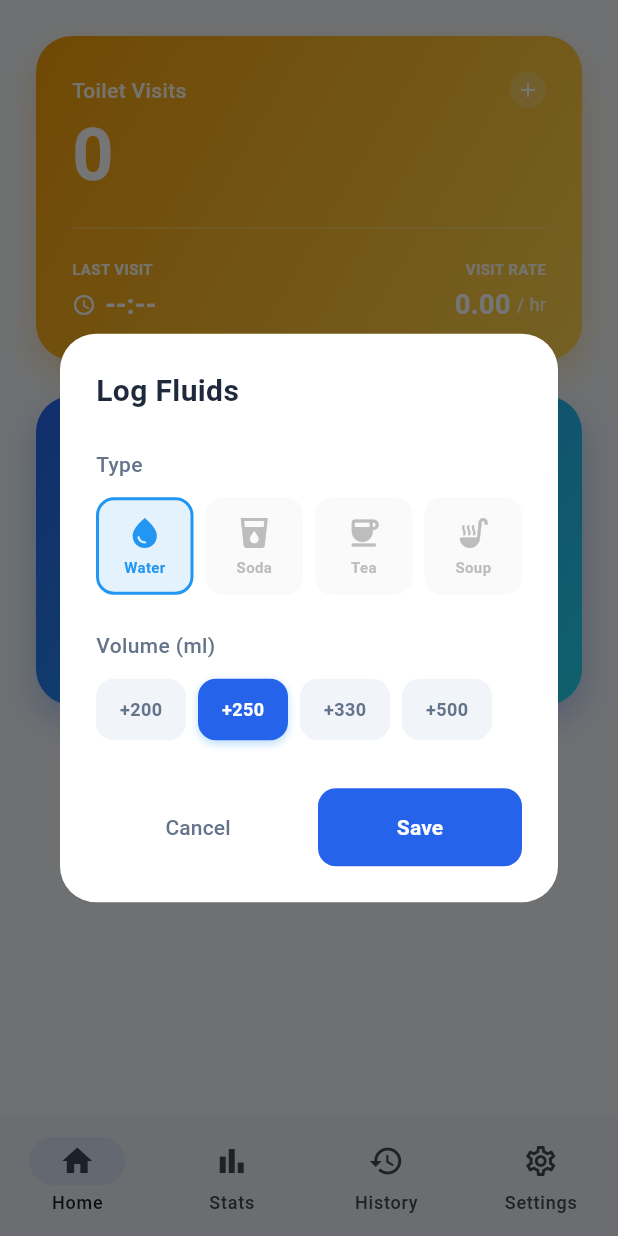
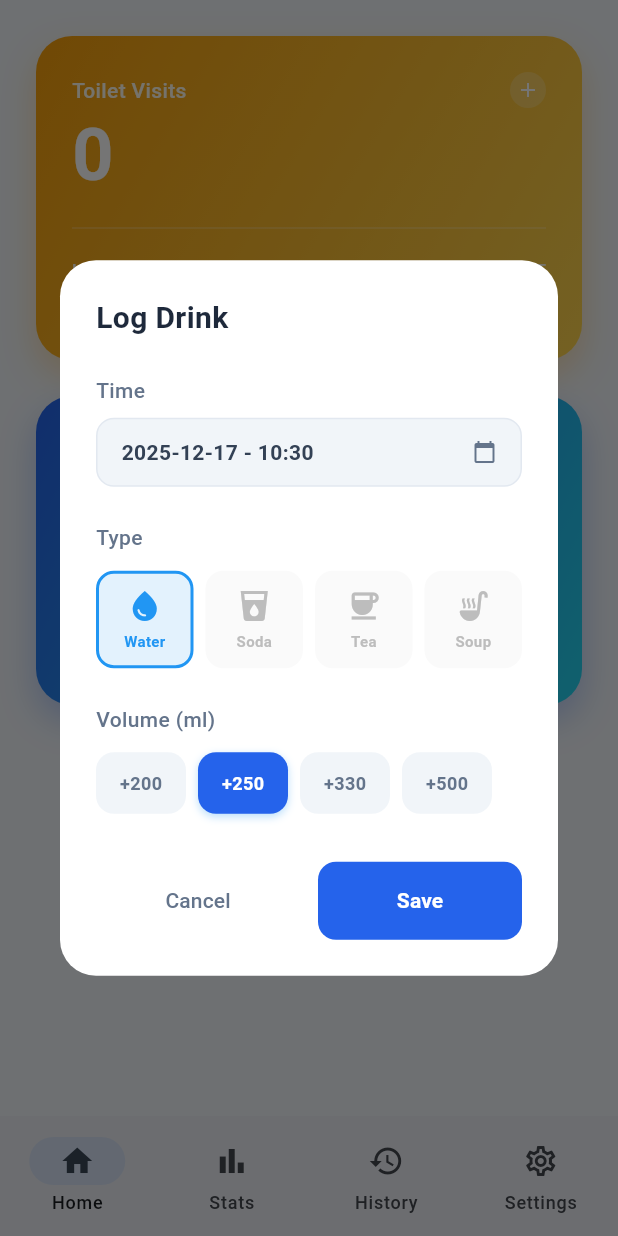
Before and after one commit to Tomekske/flow, a Flutter app: the screen it shows after launch, after a tap on "Fluid Intake", on a phone screen of 412 x 824 dp. Run offline on Flutter 3.47's test engine with Material 3 defaults, Android fonts, the phone set to English and light mode, and no system bars; our stand-ins replace equatable, fl_chart, flutter_bloc, flutter_dotenv, supabase_flutter; accounts and stored records are empty; network calls fail.

Commit message:
Allows setting custom time for logs
Introduces the ability for users to specify a custom date and time when creating or editing both urine and drink logs, instead of defaulting to the current time.

This change adds a `createdAt` field to `AddUrineLogEvent` and `AddDrinkLogEvent`. The UI dialogs for logging and editing have been updated with a date and time picker. The BLoC now uses this user-provided timestamp when creating new log entries.

```diff
--- a/lib/data/models/drink_log.dart
+++ b/lib/data/models/drink_log.dart
@@ -1,13 +1,13 @@
 class DrinkLog {
   final int id;
-  final String? fluidType; // Water, Soda, Tea, Soup
-  final int? volume; // ml
+  final String fluidType; // Water, Soda, Tea, Soup
+  final int volume; // ml
   final DateTime createdAt;
 
   const DrinkLog({
     required this.id,
-    this.fluidType,
-    this.volume,
+    required this.fluidType,
+    required this.volume,
     required this.createdAt,
   });
 
@@ -20,7 +20,10 @@ class DrinkLog {
 
   factory DrinkLog.fromJson(Map<String, dynamic> json) {
     try {
-      if (json['id'] == null || json['created_at'] == null) {
+      if (json['id'] == null ||
+          json['created_at'] == null ||
+          json['fluid_type'] == null ||
+          json['volume'] == null) {
         throw ArgumentError('Missing required fields: id or created_at');
       }
 
--- a/lib/logic/bloc/log_bloc.dart
+++ b/lib/logic/bloc/log_bloc.dart
@@ -105,7 +105,7 @@ class LogBloc extends Bloc<LogEvent, LogState> {
       }
       final newLog = UrineLog(
         id: 0,
-        createdAt: DateTime.now(),
+        createdAt: event.createdAt,
         color: event.color!,
         amount: event.amount!,
       );
@@ -127,7 +127,7 @@ class LogBloc extends Bloc<LogEvent, LogState> {
     try {
       final newLog = DrinkLog(
         id: 0,
-        createdAt: DateTime.now(),
+        createdAt: event.createdAt,
         fluidType: event.fluidType,
         volume: event.volume,
       );
--- a/lib/logic/bloc/log_event.dart
+++ b/lib/logic/bloc/log_event.dart
@@ -11,17 +11,31 @@ class LoadData extends LogEvent {}
 class AddUrineLogEvent extends LogEvent {
   final UrineColor? color;
   final String? amount;
-  const AddUrineLogEvent({this.color, this.amount});
+  final DateTime createdAt;
+
+  const AddUrineLogEvent({
+    this.color,
+    this.amount,
+    required this.createdAt,
+  });
+
   @override
-  List<Object?> get props => [color, amount];
+  List<Object?> get props => [color, amount, createdAt];
 }
 
 class AddDrinkLogEvent extends LogEvent {
   final String fluidType;
   final int volume;
-  const AddDrinkLogEvent({required this.fluidType, required this.volume});
+  final DateTime createdAt;
+
+  const AddDrinkLogEvent({
+    required this.fluidType,
+    required this.volume,
+    required this.createdAt,
+  });
+
   @override
-  List<Object> get props => [fluidType, volume];
+  List<Object> get props => [fluidType, volume, createdAt];
 }
 
 class UpdateUrineLogEvent extends LogEvent {
--- a/lib/presentation/dialogs/drink_dialog.dart
+++ b/lib/presentation/dialogs/drink_dialog.dart
@@ -1,5 +1,5 @@
 import 'package:flutter/material.dart';
-
+import 'package:intl/intl.dart';
 import '../../data/models/drink_log.dart';
 
 class DrinkDialog extends StatefulWidget {
@@ -13,6 +13,7 @@ class DrinkDialog extends StatefulWidget {
 class _DrinkDialogState extends State<DrinkDialog> {
   String _selectedType = 'Water';
   int _selectedVolume = 250;
+  late DateTime _selectedTime;
 
   final List<Map<String, dynamic>> _types = [
     {'id': 'Water', 'icon': Icons.water_drop, 'label': 'Water'},
@@ -27,9 +28,38 @@ class _DrinkDialogState extends State<DrinkDialog> {
   void initState() {
     super.initState();
     if (widget.existingLog != null) {
-      _selectedType = widget.existingLog!.fluidType ?? 'Water';
-      _selectedVolume = widget.existingLog!.volume ?? 250;
+      _selectedType = widget.existingLog!.fluidType;
+      _selectedVolume = widget.existingLog!.volume;
+      _selectedTime = widget.existingLog!.createdAt;
+    } else {
+      _selectedTime = DateTime.now();
     }
+  }
+
+  Future<void> _pickDateTime(BuildContext context) async {
+    final date = await showDatePicker(
+      context: context,
+      initialDate: _selectedTime,
+      firstDate: DateTime(2000),
+      lastDate: DateTime.now(),
+    );
+    if (date == null) return;
+
+    final time = await showTimePicker(
+      context: context,
+      initialTime: TimeOfDay.fromDateTime(_selectedTime),
+    );
+    if (time == null) return;
+
+    setState(() {
+      _selectedTime = DateTime(
+        date.year,
+        date.month,
+        date.day,
+        time.hour,
+        time.minute,
+      );
+    });
   }
 
   @override
@@ -46,11 +76,63 @@ class _DrinkDialogState extends State<DrinkDialog> {
           crossAxisAlignment: CrossAxisAlignment.start,
           children: [
             Text(
-              widget.existingLog != null ? "Edit Intake" : "Log Fluids",
+              widget.existingLog != null ? "Edit Drink" : "Log Drink",
               style: TextStyle(
                 fontSize: 20,
                 fontWeight: FontWeight.bold,
                 color: isDark ? Colors.white : const Color(0xFF1E293B),
+              ),
+            ),
+            const SizedBox(height: 24),
+
+            // Date Time Picker
+            Text(
+              "Time",
+              style: TextStyle(
+                fontSize: 14,
+                fontWeight: FontWeight.w500,
+                color: isDark ? Colors.grey[400] : const Color(0xFF64748B),
+              ),
+            ),
+            const SizedBox(height: 8),
+            GestureDetector(
+              onTap: () => _pickDateTime(context),
+              child: Container(
+                padding: const EdgeInsets.symmetric(
+                  horizontal: 16,
+                  vertical: 12,
+                ),
+                decoration: BoxDecoration(
+                  color: isDark ? Colors.grey[800] : const Color(0xFFF1F5F9),
+                  borderRadius: BorderRadius.circular(12),
+                  border: Border.all(
+                    color: isDark
+                        ? Colors.transparent
+                        : const Color(0xFFE2E8F0),
+                  ),
+                ),
+                child: Row(
+                  mainAxisAlignment: MainAxisAlignment.spaceBetween,
+                  children: [
+                    Text(
+                      DateFormat(
+                        'yyyy-MM-dd - HH:mm',
+                      ).format(_selectedTime),
+                      style: TextStyle(
+                        fontSize: 14,
+                        fontWeight: FontWeight.w600,
+                        color: isDark ? Colors.white : const Color(0xFF334155),
+                      ),
+                    ),
+                    Icon(
+                      Icons.calendar_today,
+                      size: 16,
+                      color: isDark
+                          ? Colors.grey[400]
+                          : const Color(0xFF64748B),
+                    ),
+                  ],
+                ),
               ),
             ),
             const SizedBox(height: 24),
@@ -198,6 +280,7 @@ class _DrinkDialogState extends State<DrinkDialog> {
                       Navigator.pop(context, {
                         'type': _selectedType,
                         'volume': _selectedVolume,
+                        'created_at': _selectedTime,
                       });
                     },
                     style: ElevatedButton.styleFrom(
--- a/lib/presentation/pages/history_page.dart
+++ b/lib/presentation/pages/history_page.dart
@@ -34,12 +34,14 @@ class HistoryScreen extends StatelessWidget {
         UrineLog updatedUrineLog = log.copyWith(
           color: result['color'],
           amount: result['amount'],
+          createdAt: result['created_at'],
         );
         context.read<LogBloc>().add(UpdateUrineLogEvent(updatedUrineLog));
       } else if (log is DrinkLog) {
         DrinkLog updatedDrinkLog = log.copyWith(
           fluidType: result['type'],
           volume: result['volume'],
+          createdAt: result['created_at'],
         );
         context.read<LogBloc>().add(UpdateDrinkLogEvent(updatedDrinkLog));
       }
--- a/lib/presentation/pages/home_page.dart
+++ b/lib/presentation/pages/home_page.dart
@@ -1,7 +1,6 @@
 import 'package:flutter/material.dart';
 import 'package:flutter_bloc/flutter_bloc.dart';
 import 'package:intl/intl.dart';
-import '../../data/models/drink_log.dart';
 import '../../helpers/stats_helper.dart';
 import '../../logic/bloc/log_bloc.dart';
 import '../dialogs/urine_dialog.dart';
@@ -17,7 +16,11 @@ class HomePage extends StatelessWidget {
     );
     if (result != null && context.mounted) {
       context.read<LogBloc>().add(
-        AddUrineLogEvent(color: result['color'], amount: result['amount']),
+        AddUrineLogEvent(
+          color: result['color'],
+          amount: result['amount'],
+          createdAt: result['created_at'],
+        ),
       );
       ScaffoldMessenger.of(context).showSnackBar(
         const SnackBar(
@@ -35,7 +38,11 @@ class HomePage extends StatelessWidget {
     );
     if (result != null && context.mounted) {
       context.read<LogBloc>().add(
-        AddDrinkLogEvent(fluidType: result['type'], volume: result['volume']),
+        AddDrinkLogEvent(
+          fluidType: result['type'],
+          volume: result['volume'],
+          createdAt: result['created_at'],
+        ),
       );
       ScaffoldMessenger.of(context).showSnackBar(
         const SnackBar(
```
Also changed, not shown: lib/presentation/dialogs/urine_dialog.dart (+84 -6 lines).
